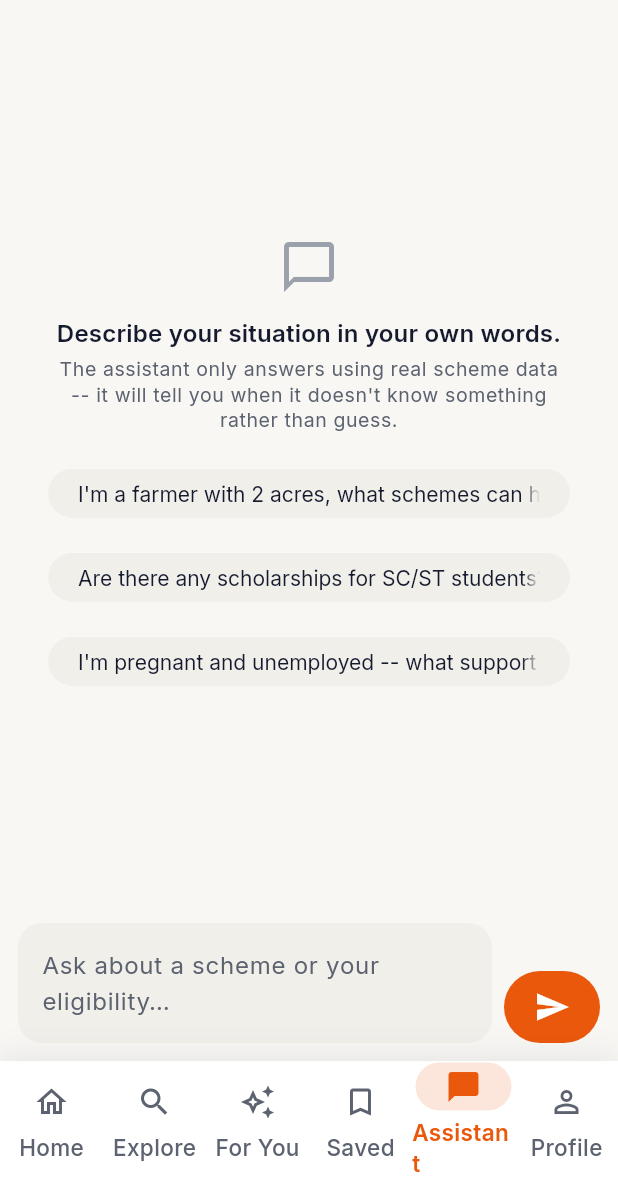
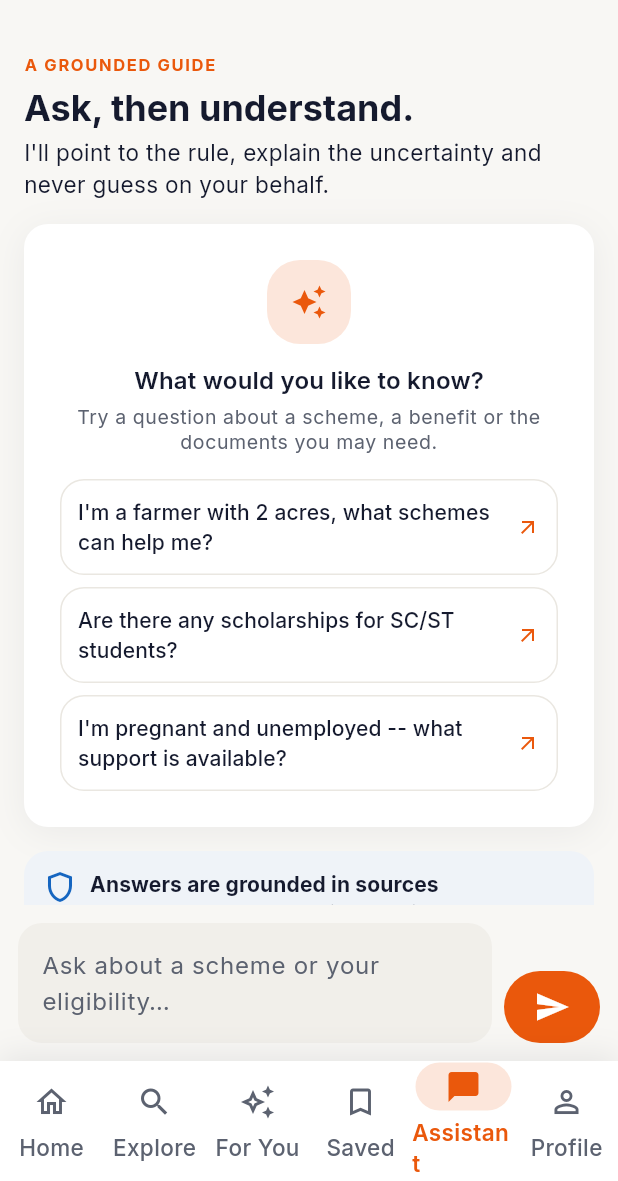
Before and after one commit to chaitanya2424/schememedia-v2, a Flutter app: the AssistantScreen screen opened by its route, on a phone screen of 412 x 824 dp, the part 55-1236 px from its top. Run offline on Flutter 3.47's test engine with Material 3 defaults, Android fonts, the phone set to English and light mode, and no system bars; our stand-ins replace dio, flutter_riverpod, freezed_annotation, go_router, shared_preferences; accounts and stored records are empty.

Commit message:
Frontend redesign v2, phase 9/12: Assistant
Exact copy match against the reference for the empty state -- eyebrow
"A grounded guide", headline "Ask, then understand.", body "I'll point
to the rule, explain the uncertainty and never guess on your behalf." --
and a structural change to match: suggested prompts are now stacked
full-width cards with a trailing arrow (matching the reference), not a
wrapped row of ActionChips, nested inside one AppCard with the icon-in-
circle + "What would you like to know?" heading. Added the "Answers are
grounded in sources" trust banner below the card.

Chat behavior itself (bubbles, always-visible grounding warnings,
evidence cards, typing indicator, retry/error states, the real 2000-char
input cap, "More question ideas" persistence after message one) is
unchanged from the earlier passes -- this phase is the empty-state visual
match, not a re-architecture.

flutter analyze clean, flutter test 35/35 (0 failures), flutter build web
succeeds.

Co-Authored-By: Claude Sonnet 5 <noreply@anthropic.com>

```diff
--- a/apps/frontend/lib/features/assistant/presentation/screens/assistant_screen.dart
+++ b/apps/frontend/lib/features/assistant/presentation/screens/assistant_screen.dart
@@ -1,7 +1,10 @@
 import 'package:flutter/material.dart';
 import 'package:flutter_riverpod/flutter_riverpod.dart';
 
+import '../../../../core/theme/app_colors.dart';
 import '../../../../core/theme/app_spacing.dart';
+import '../../../../core/widgets/app_card.dart';
+import '../../../../core/widgets/eyebrow_label.dart';
 import '../../../../core/widgets/responsive.dart';
 import '../providers/assistant_providers.dart';
 import '../widgets/chat_entry_view.dart';
@@ -151,6 +154,9 @@ class _MoreIdeasState extends State<_MoreIdeas> {
   }
 }
 
+/// Exact copy from the reference: eyebrow "A GROUNDED GUIDE", headline
+/// "Ask, then understand.", suggestion prompts as stacked full-width
+/// cards (not chips), a "grounded in sources" trust banner.
 class _EmptyState extends StatelessWidget {
   const _EmptyState({required this.onExampleTap});
 
@@ -159,36 +165,107 @@ class _EmptyState extends StatelessWidget {
   @override
   Widget build(BuildContext context) {
     final theme = Theme.of(context);
-    return Center(
-      child: Padding(
-        padding: const EdgeInsets.all(AppSpacing.xxl),
+    final colors = context.colors;
+    return SingleChildScrollView(
+      padding: const EdgeInsets.all(AppSpacing.lg),
       child: Column(
-          mainAxisSize: MainAxisSize.min,
+        crossAxisAlignment: CrossAxisAlignment.start,
         children: [
-            Icon(Icons.chat_bubble_outline, size: 40, color: theme.colorScheme.outline),
-            const SizedBox(height: AppSpacing.md),
-            Text(
-              'Describe your situation in your own words.',
-              textAlign: TextAlign.center,
-              style: theme.textTheme.titleMedium,
-            ),
+          const EyebrowLabel('A grounded guide'),
+          const SizedBox(height: AppSpacing.xs),
+          Text('Ask, then understand.', style: theme.textTheme.headlineSmall),
           const SizedBox(height: AppSpacing.xs),
           Text(
-              'The assistant only answers using real scheme data -- it will tell you '
-              'when it doesn\'t know something rather than guess.',
+            "I'll point to the rule, explain the uncertainty and never guess on your behalf.",
+            style: theme.textTheme.bodyMedium,
+          ),
+          const SizedBox(height: AppSpacing.lg),
+          AppCard(
+            child: Column(
+              children: [
+                Container(
+                  width: 56,
+                  height: 56,
+                  decoration: BoxDecoration(
+                    color: colors.brandTint,
+                    borderRadius: BorderRadius.circular(AppSpacing.radiusLg),
+                  ),
+                  child: Icon(Icons.auto_awesome, color: colors.brand),
+                ),
+                const SizedBox(height: AppSpacing.md),
+                Text('What would you like to know?', style: theme.textTheme.titleMedium),
+                const SizedBox(height: AppSpacing.xs),
+                Text(
+                  'Try a question about a scheme, a benefit or the documents you may need.',
                   textAlign: TextAlign.center,
                   style: theme.textTheme.bodySmall,
                 ),
                 const SizedBox(height: AppSpacing.lg),
-            Wrap(
-              spacing: AppSpacing.sm,
-              runSpacing: AppSpacing.sm,
-              alignment: WrapAlignment.center,
-              children: [
-                for (final example in _examples)
-                  ActionChip(label: Text(example), onPressed: () => onExampleTap(example)),
+                for (final example in _examples) ...[
+                  _SuggestionCard(text: example, onTap: () => onExampleTap(example)),
+                  if (example != _examples.last) const SizedBox(height: AppSpacing.sm),
+                ],
               ],
             ),
+          ),
+          const SizedBox(height: AppSpacing.lg),
+          Container(
+            padding: const EdgeInsets.all(AppSpacing.md),
+            decoration: BoxDecoration(
+              color: const Color(0xFFEFF3F8),
+              borderRadius: BorderRadius.circular(AppSpacing.radiusMd),
+            ),
+            child: Row(
+              crossAxisAlignment: CrossAxisAlignment.start,
+              children: [
+                const Icon(Icons.shield_outlined, color: Color(0xFF1565C0)),
+                const SizedBox(width: AppSpacing.sm),
+                Expanded(
+                  child: Column(
+                    crossAxisAlignment: CrossAxisAlignment.start,
+                    children: [
+                      Text(
+                        'Answers are grounded in sources',
+                        style: theme.textTheme.labelLarge?.copyWith(fontWeight: FontWeight.w700),
+                      ),
+                      Text(
+                        'We show you where the information comes from so you can check it yourself.',
+                        style: theme.textTheme.bodySmall,
+                      ),
+                    ],
+                  ),
+                ),
+              ],
+            ),
+          ),
+        ],
+      ),
+    );
+  }
+}
+
+class _SuggestionCard extends StatelessWidget {
+  const _SuggestionCard({required this.text, required this.onTap});
+
+  final String text;
+  final VoidCallback onTap;
+
+  @override
+  Widget build(BuildContext context) {
+    final colors = context.colors;
+    return SizedBox(
+      width: double.infinity,
+      child: OutlinedButton(
+        onPressed: onTap,
+        style: OutlinedButton.styleFrom(
+          backgroundColor: colors.surface,
+          side: BorderSide(color: colors.divider),
+          padding: const EdgeInsets.symmetric(horizontal: AppSpacing.md, vertical: AppSpacing.md),
+        ),
+        child: Row(
+          children: [
+            Expanded(child: Text(text, textAlign: TextAlign.left)),
+            Icon(Icons.arrow_outward, size: AppSpacing.iconSm, color: colors.brand),
           ],
         ),
       ),
```
Lines whose indentation alone changed are shown as unchanged.
